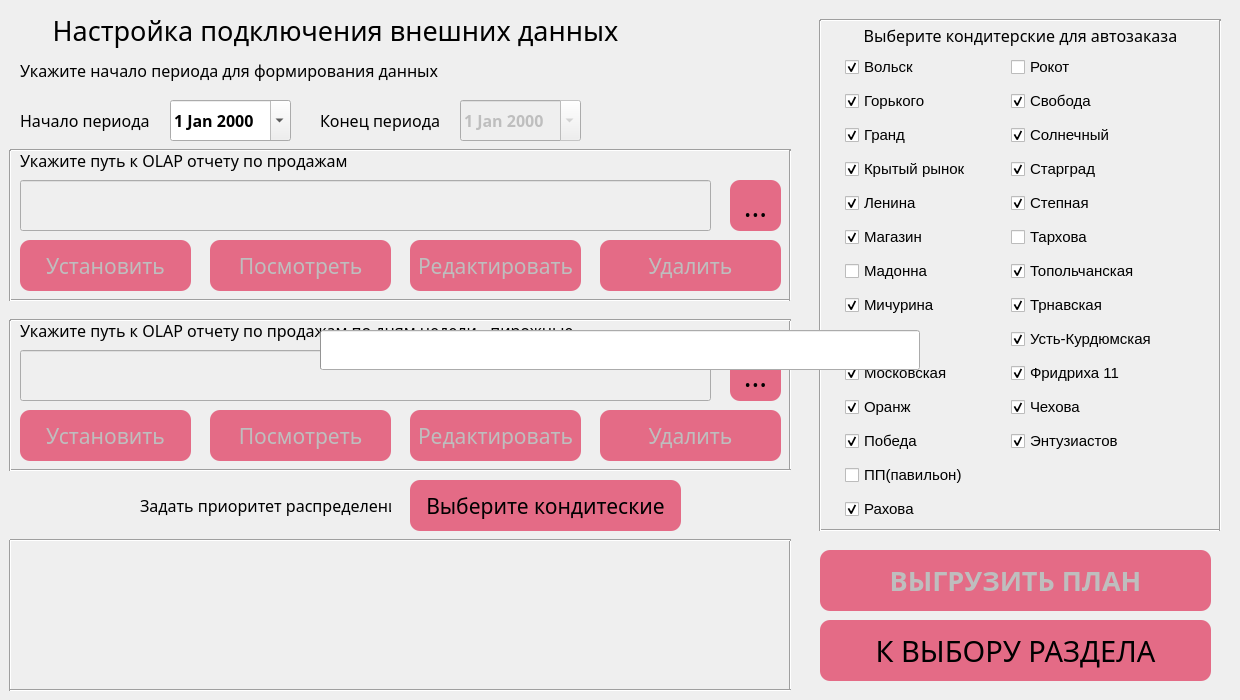
Qt form ui/pie.ui (PavelZagumenkin/Malina_Orders_v1) before a commit.
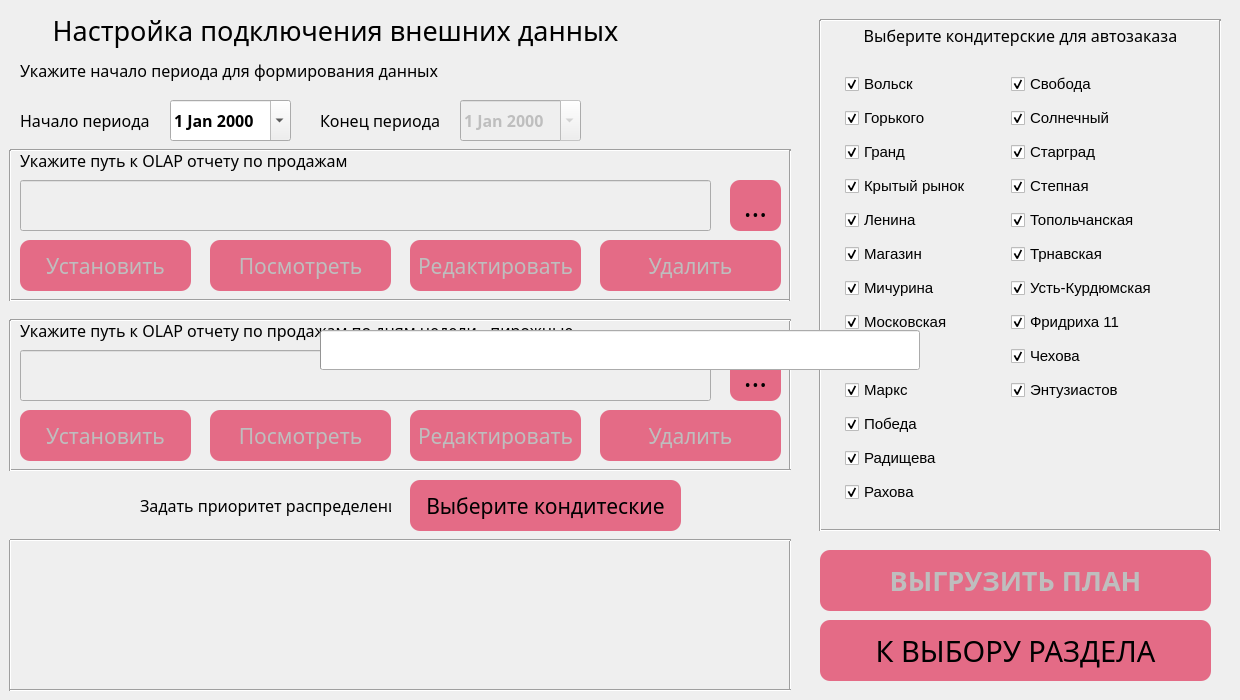
The same form after that commit. Icons and pictures are not drawn.

The edit to the form file:
```diff
--- a/ui/pie.ui
+++ b/ui/pie.ui
@@ -928,19 +928,22 @@
        </property>
       </widget>
      </item>
+     <item row="9" column="0">
+      <widget class="QCheckBox" name="cb_marks">
+       <property name="font">
+        <font>
+         <pointsize>11</pointsize>
+        </font>
+       </property>
+       <property name="text">
+        <string>Маркс</string>
+       </property>
+       <property name="checked">
+        <bool>true</bool>
+       </property>
+      </widget>
+     </item>
      <item row="6" column="0">
-      <widget class="QCheckBox" name="cb_madonna">
-       <property name="font">
-        <font>
-         <pointsize>11</pointsize>
-        </font>
-       </property>
-       <property name="text">
-        <string>Мадонна</string>
-       </property>
-      </widget>
-     </item>
-     <item row="7" column="0">
       <widget class="QCheckBox" name="cb_michurina">
        <property name="font">
         <font>
@@ -958,22 +961,7 @@
        </property>
       </widget>
      </item>
-     <item row="8" column="0">
-      <widget class="QCheckBox" name="cb_marks">
-       <property name="font">
-        <font>
-         <pointsize>11</pointsize>
-        </font>
-       </property>
-       <property name="text">
-        <string>Маркс</string>
-       </property>
-       <property name="checked">
-        <bool>true</bool>
-       </property>
-      </widget>
-     </item>
-     <item row="9" column="0">
+     <item row="7" column="0">
       <widget class="QCheckBox" name="cb_moskovskaya">
        <property name="font">
         <font>
@@ -988,7 +976,7 @@
        </property>
       </widget>
      </item>
-     <item row="10" column="0">
+     <item row="8" column="0">
       <widget class="QCheckBox" name="cb_orang">
        <property name="font">
         <font>
@@ -1003,7 +991,7 @@
        </property>
       </widget>
      </item>
-     <item row="11" column="0">
+     <item row="10" column="0">
       <widget class="QCheckBox" name="cb_pobeda">
        <property name="font">
         <font>
@@ -1019,18 +1007,6 @@
       </widget>
      </item>
      <item row="12" column="0">
-      <widget class="QCheckBox" name="cb_pavilon">
-       <property name="font">
-        <font>
-         <pointsize>11</pointsize>
-        </font>
-       </property>
-       <property name="text">
-        <string>ПП(павильон)</string>
-       </property>
-      </widget>
-     </item>
-     <item row="13" column="0">
       <widget class="QCheckBox" name="cb_rahova">
        <property name="font">
         <font>
@@ -1045,22 +1021,22 @@
        </property>
       </widget>
      </item>
+     <item row="11" column="0">
+      <widget class="QCheckBox" name="cb_svoboda_2">
+       <property name="font">
+        <font>
+         <pointsize>11</pointsize>
+        </font>
+       </property>
+       <property name="text">
+        <string>Радищева</string>
+       </property>
+       <property name="checked">
+        <bool>true</bool>
+       </property>
+      </widget>
+     </item>
      <item row="0" column="1">
-      <widget class="QCheckBox" name="cb_rokot">
-       <property name="font">
-        <font>
-         <pointsize>11</pointsize>
-        </font>
-       </property>
-       <property name="text">
-        <string>Рокот</string>
-       </property>
-       <property name="checked">
-        <bool>false</bool>
-       </property>
-      </widget>
-     </item>
-     <item row="1" column="1">
       <widget class="QCheckBox" name="cb_svoboda">
        <property name="font">
         <font>
@@ -1075,7 +1051,7 @@
        </property>
       </widget>
      </item>
-     <item row="2" column="1">
+     <item row="1" column="1">
       <widget class="QCheckBox" name="cb_solnechnii">
        <property name="font">
         <font>
@@ -1090,7 +1066,7 @@
        </property>
       </widget>
      </item>
-     <item row="3" column="1">
+     <item row="2" column="1">
       <widget class="QCheckBox" name="cb_stargrad">
        <property name="font">
         <font>
@@ -1105,7 +1081,7 @@
        </property>
       </widget>
      </item>
-     <item row="4" column="1">
+     <item row="3" column="1">
       <widget class="QCheckBox" name="cb_stepnaya">
        <property name="font">
         <font>
@@ -1120,22 +1096,7 @@
        </property>
       </widget>
      </item>
-     <item row="5" column="1">
-      <widget class="QCheckBox" name="cb_tarhova">
-       <property name="font">
-        <font>
-         <pointsize>11</pointsize>
-        </font>
-       </property>
-       <property name="text">
-        <string>Тархова</string>
-       </property>
-       <property name="checked">
-        <bool>false</bool>
-       </property>
-      </widget>
-     </item>
-     <item row="6" column="1">
+     <item row="4" column="1">
       <widget class="QCheckBox" name="cb_topol">
        <property name="font">
         <font>
@@ -1150,7 +1111,7 @@
        </property>
       </widget>
      </item>
-     <item row="7" column="1">
+     <item row="5" column="1">
       <widget class="QCheckBox" name="cb_trnavskaya">
        <property name="font">
         <font>
@@ -1165,7 +1126,7 @@
        </property>
       </widget>
      </item>
-     <item row="8" column="1">
+     <item row="6" column="1">
       <widget class="QCheckBox" name="cb_ust_kurdym">
        <property name="font">
         <font>
@@ -1180,7 +1141,7 @@
        </property>
       </widget>
      </item>
-     <item row="9" column="1">
+     <item row="7" column="1">
       <widget class="QCheckBox" name="cb_fridriha">
        <property name="font">
         <font>
@@ -1195,7 +1156,7 @@
        </property>
       </widget>
      </item>
-     <item row="10" column="1">
+     <item row="8" column="1">
       <widget class="QCheckBox" name="cb_chehova">
        <property name="enabled">
         <bool>true</bool>
@@ -1216,7 +1177,7 @@
        </property>
       </widget>
      </item>
-     <item row="11" column="1">
+     <item row="9" column="1">
       <widget class="QCheckBox" name="cb_entuziastov">
        <property name="font">
         <font>
```
